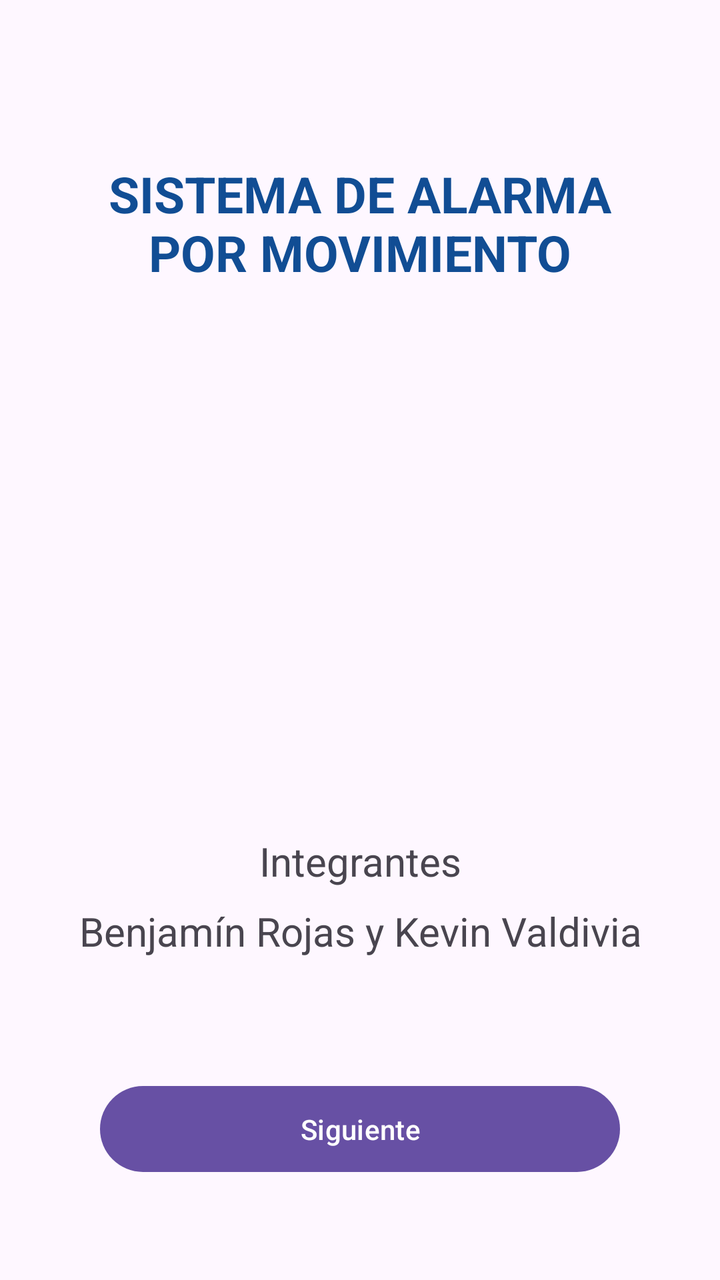
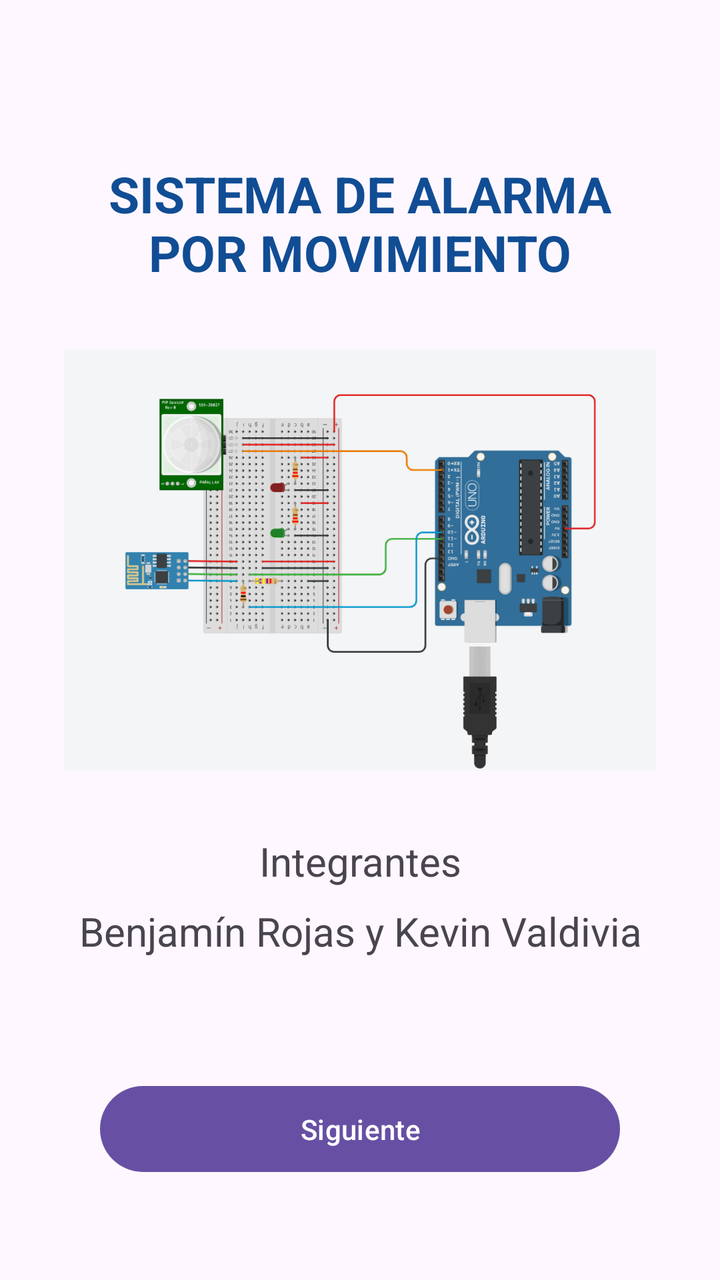

Before-and-after screenshots of an Android layout around one commit, followed by the original layout XML and the change that was made.
<!-- AndroidManifest.xml: application theme Theme.ProyectoIot -->
<!-- res/layout/activity_main.xml -->
<?xml version="1.0" encoding="utf-8"?>
<androidx.constraintlayout.widget.ConstraintLayout xmlns:android="http://schemas.android.com/apk/res/android"
    xmlns:app="http://schemas.android.com/apk/res-auto"
    xmlns:tools="http://schemas.android.com/tools"
    android:id="@+id/main"
    android:layout_width="match_parent"
    android:layout_height="match_parent"
    tools:context=".MainActivity">

    
    <TextView
        android:id="@+id/text_nombre_proyecto"
        android:layout_width="0dp"
        android:layout_height="wrap_content"
        android:layout_marginStart="32dp"
        android:layout_marginTop="80dp"
        android:layout_marginEnd="32dp"
        android:text="SISTEMA DE ALARMA POR MOVIMIENTO"
        android:textAlignment="center"
        android:textColor="#114d94"
        android:textSize="25sp"
        android:textStyle="bold"
        app:layout_constraintEnd_toEndOf="parent"
        app:layout_constraintStart_toStartOf="parent"
        app:layout_constraintTop_toTopOf="parent" />

    
    <TextView
        android:id="@+id/text_integrantes_titulo"
        android:layout_width="0dp"
        android:layout_height="wrap_content"
        android:layout_marginStart="32dp"
        android:layout_marginEnd="32dp"
        android:layout_marginBottom="8dp"
        android:text="Integrantes"
        android:textAlignment="center"
        android:textSize="20sp"
        app:layout_constraintBottom_toTopOf="@+id/text_integrantes_nombres"
        app:layout_constraintEnd_toEndOf="parent"
        app:layout_constraintStart_toStartOf="parent" />

    
    <TextView
        android:id="@+id/text_integrantes_nombres"
        android:layout_width="0dp"
        android:layout_height="wrap_content"
        android:layout_marginStart="32dp"
        android:layout_marginEnd="32dp"
        android:layout_marginBottom="60dp"
        android:text="Benjamín Rojas y Kevin Valdivia"
        android:textAlignment="center"
        android:textSize="20sp"
        app:layout_constraintBottom_toTopOf="@+id/btn_siguiente"
        app:layout_constraintEnd_toEndOf="parent"
        app:layout_constraintStart_toStartOf="parent" />

    
    <Button
        android:id="@+id/btn_siguiente"
        android:layout_width="0dp"
        android:layout_height="wrap_content"
        android:layout_marginStart="50dp"
        android:layout_marginEnd="50dp"
        android:layout_marginBottom="50dp"
        android:padding="12dp"
        android:text="Siguiente"
        app:layout_constraintBottom_toBottomOf="parent"
        app:layout_constraintEnd_toEndOf="parent"
        app:layout_constraintStart_toStartOf="parent" />

</androidx.constraintlayout.widget.ConstraintLayout>
<!-- resources referenced by this layout -->
<resources>
  <style name="Theme.ProyectoIot" parent="Base.Theme.ProyectoIot" />
  <style name="Base.Theme.ProyectoIot" parent="Theme.Material3.DayNight.NoActionBar">
          
          
      </style>
</resources>

<!-- the commit's change to res/layout/activity_main.xml (unified diff, before → after) -->
@@ -23,6 +23,22 @@
         app:layout_constraintEnd_toEndOf="parent"
         app:layout_constraintStart_toStartOf="parent"
         app:layout_constraintTop_toTopOf="parent" />
+
+    
+    <ImageView
+        android:id="@+id/image_tinkercad"
+        android:layout_width="0dp"
+        android:layout_height="0dp"
+        android:layout_marginStart="32dp"
+        android:layout_marginTop="24dp"
+        android:layout_marginEnd="32dp"
+        android:layout_marginBottom="24dp"
+        android:scaleType="fitCenter"
+        android:src="@drawable/tinkercad"
+        app:layout_constraintTop_toBottomOf="@+id/text_nombre_proyecto"
+        app:layout_constraintBottom_toTopOf="@+id/text_integrantes_titulo"
+        app:layout_constraintEnd_toEndOf="parent"
+        app:layout_constraintStart_toStartOf="parent" />
 
     
     <TextView
<!-- resource entries referenced after the edit -->
@@ -1,5 +1,6 @@
 <!-- resources referenced by this layout -->
 <resources>
+  <!-- drawable tinkercad: png bitmap (drawable, 107664 bytes) -->
   <style name="Theme.ProyectoIot" parent="Base.Theme.ProyectoIot" />
   <style name="Base.Theme.ProyectoIot" parent="Theme.Material3.DayNight.NoActionBar">
           
